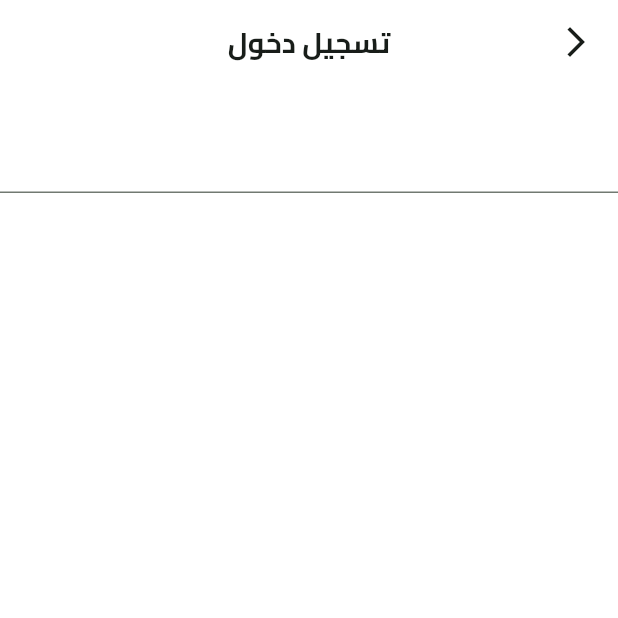
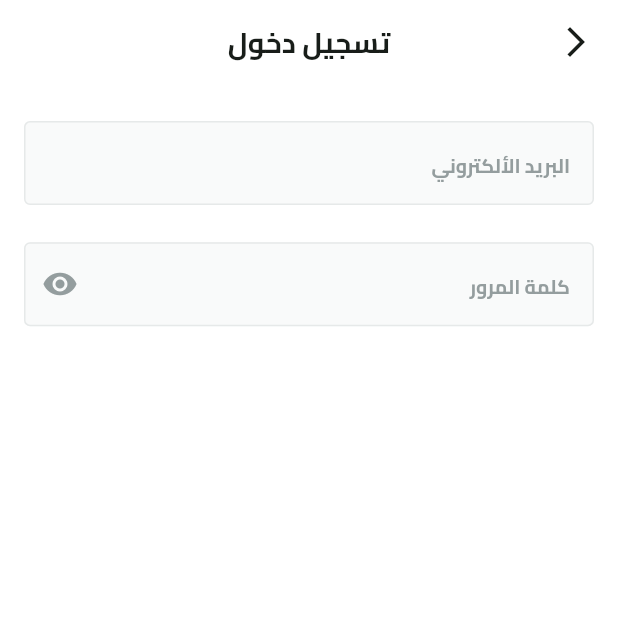
Before and after one commit to Adham-m7md/Fresh-Fruit, a Flutter app: the screen it shows after launch, after a tap on "تخط", on a phone screen of 412 x 824 dp, the top half of it. Run offline on Flutter 3.47's test engine with Material 3 defaults, Android fonts, the phone set to English and light mode, and no system bars; our stand-ins replace dots_indicator, flutter_svg, shared_preferences.

Commit message:
create custom text form feild

```diff
--- a/lib/core/helper/widgets/custom_text_form_feild.dart
+++ b/lib/core/helper/widgets/custom_text_form_feild.dart
@@ -1,12 +1,37 @@
 import 'package:flutter/material.dart';
+import 'package:fresh_fruit/core/utils/app_colors.dart';
+import 'package:fresh_fruit/core/utils/app_text_styles.dart';
 
 class CustomTextFormFeild extends StatelessWidget {
-  const CustomTextFormFeild({super.key});
-
+  const CustomTextFormFeild(
+      {super.key,
+      required this.hintText,
+      this.suffixIcon,
+      required this.keyBoardType});
+  final String hintText;
+  final Widget? suffixIcon;
+  final TextInputType keyBoardType;
   @override
   Widget build(BuildContext context) {
     return TextFormField(
-      decoration: InputDecoration(border: InputBorder()),
+      keyboardType: keyBoardType,
+      decoration: InputDecoration(
+        filled: true,
+        fillColor: AppColors.kFillGrayColor,
+        border: BuildBorder(),
+        enabledBorder: BuildBorder(),
+        focusedBorder: BuildBorder(),
+        hintText: hintText,
+        hintStyle: TextStyles.bold13.copyWith(color: AppColors.kGrayColor),
+        suffixIcon: suffixIcon,
+      ),
+    );
+  }
+
+  OutlineInputBorder BuildBorder() {
+    return OutlineInputBorder(
+      borderRadius: BorderRadius.circular(4),
+      borderSide: const BorderSide(width: 1, color: AppColors.klightGrayColor),
     );
   }
 }
--- a/lib/core/utils/app_colors.dart
+++ b/lib/core/utils/app_colors.dart
@@ -6,4 +6,7 @@ abstract class AppColors {
   static const Color kBlackColor = Color(0XFF0C0D0D);
   static const Color kRedColor = Color(0xffCB4835);
   static const Color kYellowColor = Color(0xffFEC440);
+  static const Color kGrayColor = Color(0xff949D9E);
+  static const Color klightGrayColor = Color(0xffE6E9E9);
+  static const Color kFillGrayColor = Color(0XFFF9FAFA);
 }
--- a/lib/features/Auth/presintation/view/login/widgets/login_view_body.dart
+++ b/lib/features/Auth/presintation/view/login/widgets/login_view_body.dart
@@ -1,5 +1,7 @@
 import 'package:flutter/material.dart';
+import 'package:fresh_fruit/core/constants.dart';
 import 'package:fresh_fruit/core/helper/widgets/custom_text_form_feild.dart';
+import 'package:fresh_fruit/core/utils/app_colors.dart';
 import 'package:fresh_fruit/core/utils/app_directions.dart';
 
 class LoginViewBody extends StatelessWidget {
@@ -8,16 +10,28 @@ class LoginViewBody extends StatelessWidget {
   @override
   Widget build(BuildContext context) {
     return SingleChildScrollView(
+      child: Padding(
+        padding: const EdgeInsets.symmetric(horizontal: kHorizontalPadding),
         child: Column(
           children: [
             SizedBox(
               height: context.screenHeight * 0.03,
             ),
-          const CustomTextFormFeild(),
+            const CustomTextFormFeild(
+              hintText: 'البريد الألكتروني',
+              keyBoardType: TextInputType.emailAddress,
+            ),
             SizedBox(
               height: context.screenHeight * 0.03,
             ),
+            const CustomTextFormFeild(
+              hintText: 'كلمة المرور',
+              keyBoardType: TextInputType.visiblePassword,
+              suffixIcon:
+                  Icon(Icons.remove_red_eye, color: AppColors.kGrayColor),
+            ),
           ],
+        ),
       ),
     );
   }
```
Lines whose indentation alone changed are shown as unchanged.
